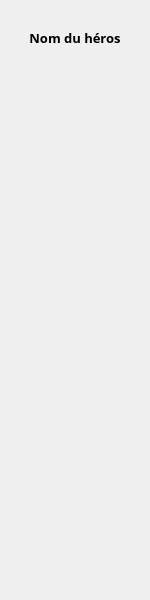
Above: perso.ui from gabriellevy/destinLib before the change. Below: the same form after it.
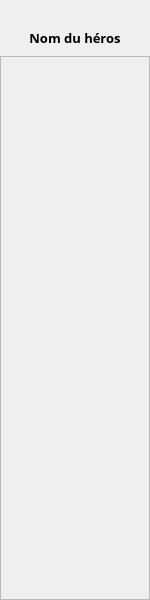
That is the form after the change.

Commit message: correction aléatoire + défilement du panneau personnage

The edit to the form file:
```diff
--- a/perso.ui
+++ b/perso.ui
@@ -117,9 +117,30 @@
       </widget>
      </item>
      <item>
-      <widget class="QWidget" name="caracsLayout" native="true">
+      <widget class="QScrollArea" name="scrollArea">
        <property name="sizePolicy">
-        <sizepolicy hsizetype="Expanding" vsizetype="Preferred">
+        <sizepolicy hsizetype="Expanding" vsizetype="Expanding">
+         <horstretch>0</horstretch>
+         <verstretch>0</verstretch>
+        </sizepolicy>
+       </property>
+       <property name="sizeAdjustPolicy">
+        <enum>QAbstractScrollArea::AdjustToContents</enum>
+       </property>
+       <property name="widgetResizable">
+        <bool>true</bool>
+       </property>
+       <widget class="QWidget" name="caracsLayout">
+        <property name="geometry">
+         <rect>
+          <x>0</x>
+          <y>0</y>
+          <width>146</width>
+          <height>536</height>
+         </rect>
+        </property>
+        <property name="sizePolicy">
+         <sizepolicy hsizetype="Preferred" vsizetype="Expanding">
          <horstretch>0</horstretch>
          <verstretch>0</verstretch>
         </sizepolicy>
@@ -139,19 +160,7 @@
         </property>
        </layout>
       </widget>
-     </item>
-     <item>
-      <spacer name="verticalSpacer">
-       <property name="orientation">
-        <enum>Qt::Vertical</enum>
-       </property>
-       <property name="sizeHint" stdset="0">
-        <size>
-         <width>20</width>
-         <height>40</height>
-        </size>
-       </property>
-      </spacer>
+      </widget>
      </item>
     </layout>
    </item>
```
Left out of the diff: 3 changed lines with no effect on the pictures. Lines whose indentation alone changed are shown as unchanged. The commit also changes 1 other file.
